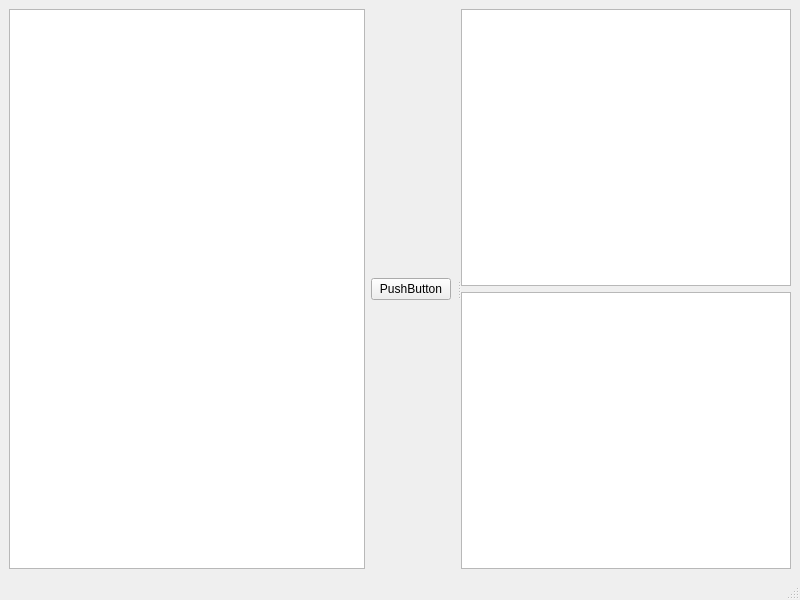
First picture: the form in qtui.ui, repository Chuancy-ye/guandan2, before the edit.
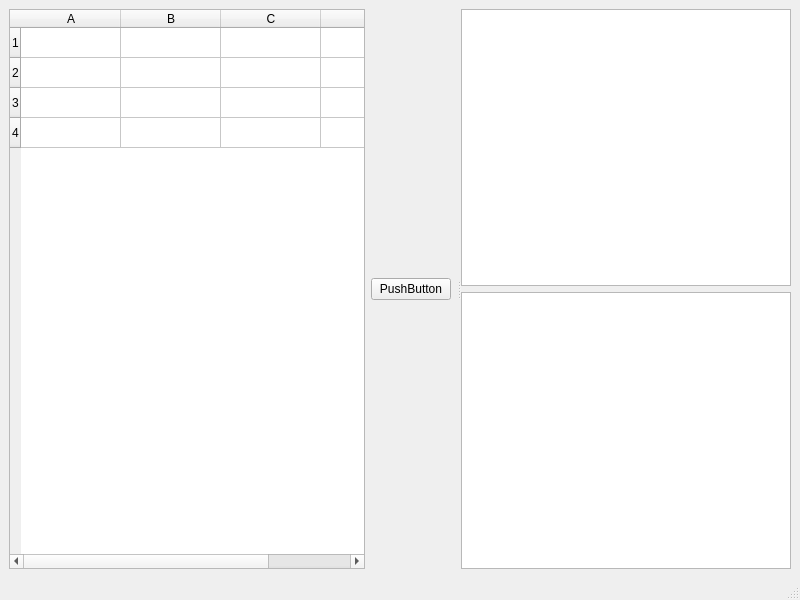
Second picture: the form after the edit.

```diff
--- a/qtui.ui
+++ b/qtui.ui
@@ -23,7 +23,48 @@
       <widget class="QWidget" name="horizontalLayoutWidget">
        <layout class="QHBoxLayout" name="horizontalLayout">
         <item>
-         <widget class="QListView" name="listView"/>
+         <widget class="QTableWidget" name="tableWidget">
+          <row>
+           <property name="text">
+            <string>1</string>
+           </property>
+          </row>
+          <row>
+           <property name="text">
+            <string>2</string>
+           </property>
+          </row>
+          <row>
+           <property name="text">
+            <string>3</string>
+           </property>
+          </row>
+          <row>
+           <property name="text">
+            <string>4</string>
+           </property>
+          </row>
+          <column>
+           <property name="text">
+            <string>A</string>
+           </property>
+          </column>
+          <column>
+           <property name="text">
+            <string>B</string>
+           </property>
+          </column>
+          <column>
+           <property name="text">
+            <string>C</string>
+           </property>
+          </column>
+          <column>
+           <property name="text">
+            <string>D</string>
+           </property>
+          </column>
+         </widget>
         </item>
         <item>
          <widget class="QPushButton" name="pushButton">
```
Left out of the diff: 2 changed lines with no effect on the pictures.
